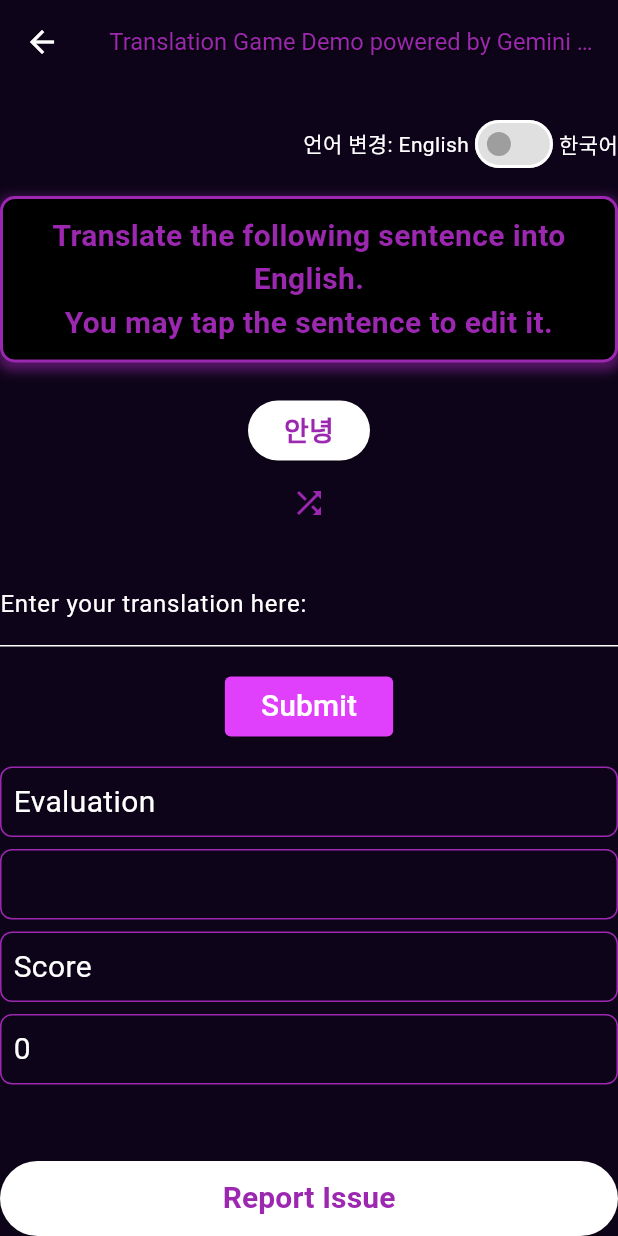
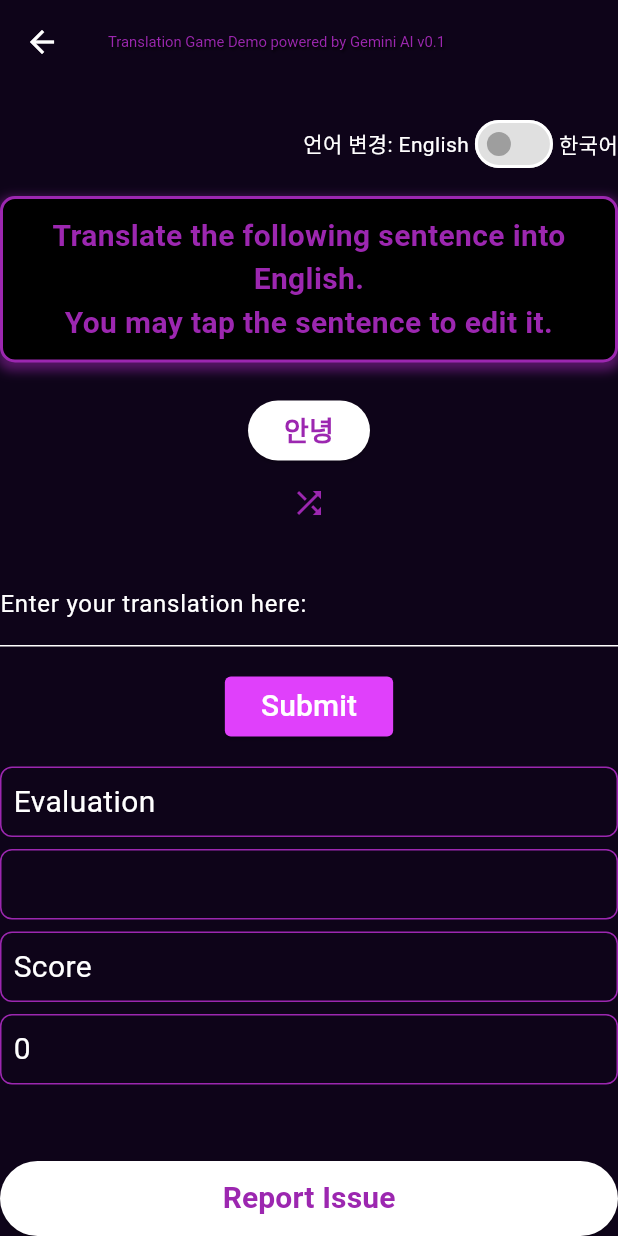
Before and after one commit to hyunjaemoon/portfolio, a Flutter app: the TranslationGameDemoWidget screen opened directly, on a phone screen of 412 x 824 dp. Run offline on Flutter 3.47's test engine with Material 3 defaults, Android fonts, the phone set to English and light mode, and no system bars; our stand-ins replace font_awesome_flutter, google_generative_ai; missing offline and left inert: dart:ui_web.

Commit message:
Fix Title

```diff
--- a/lib/translation_game/demo_page.dart
+++ b/lib/translation_game/demo_page.dart
@@ -1,5 +1,6 @@
+import 'dart:math';
+
 // ignore: unused_import
-import 'dart:math';
 import 'dart:ui_web';
 
 import 'package:flutter/material.dart';
@@ -139,7 +140,7 @@ class _TranslationGameDemoWidgetState extends State<TranslationGameDemoWidget>
             _instructions.title,
             textAlign: TextAlign.center,
             style: fitTextStyle(context)
-                .apply(color: Colors.purple, fontSizeFactor: 0.8, shadows: [
+                .apply(color: Colors.purple, fontSizeFactor: 0.5, shadows: [
               Shadow(color: Colors.black, offset: Offset(1, 1), blurRadius: 2)
             ]),
           ),
--- a/lib/translation_game/instructions.dart
+++ b/lib/translation_game/instructions.dart
@@ -16,7 +16,7 @@ abstract class Instructions {
 
 class KoreanInstructions implements Instructions {
   @override
-  String title = "번역 게임 데모 powered by Gemini AI";
+  String title = "번역 게임 데모 powered by Gemini AI v0.1";
   @override
   String languageToggle = "Language Toggle";
   @override
@@ -46,7 +46,7 @@ class KoreanInstructions implements Instructions {
 
 class EnglishInstructions implements Instructions {
   @override
-  String title = "Translation Game Demo powered by Gemini AI";
+  String title = "Translation Game Demo powered by Gemini AI v0.1";
   @override
   String languageToggle = "언어 변경";
   @override
```
